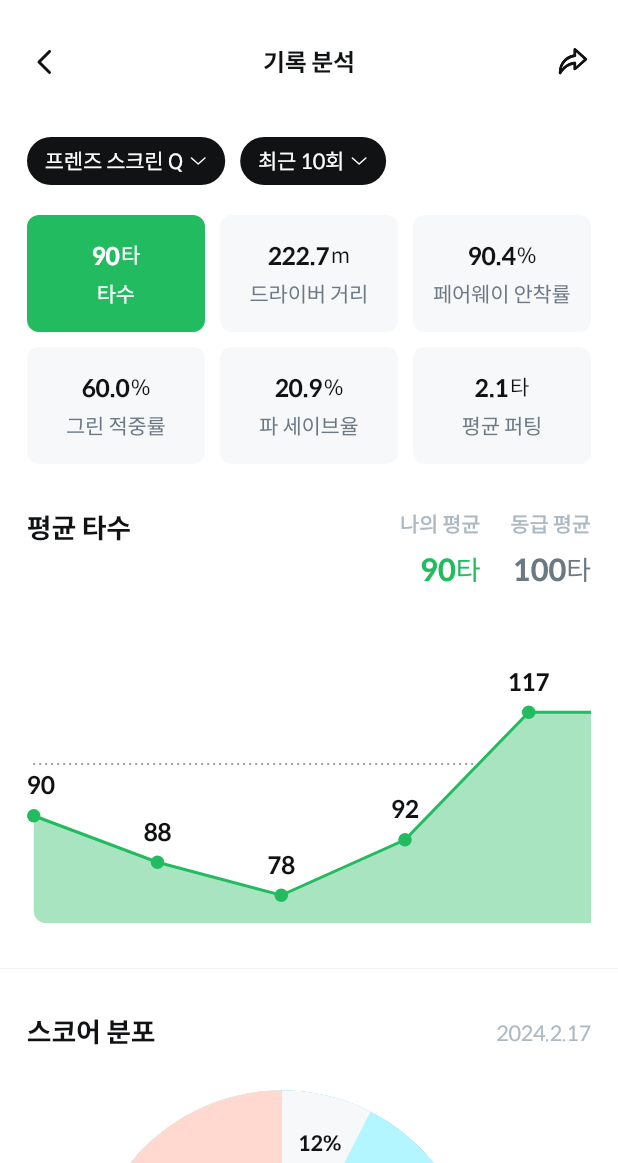
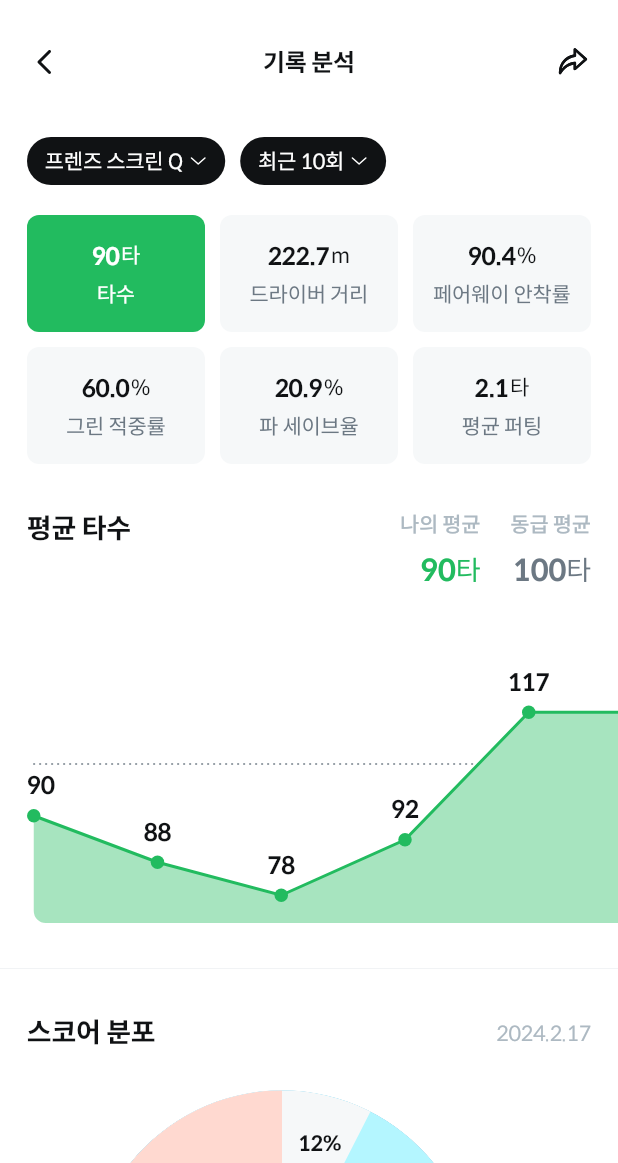
Before and after one commit to Kris-vividred/FS-APP, a Flutter app: the AnalysisScreen screen opened by its route, on a phone screen of 412 x 824 dp, the part 73-1236 px from its top. Run offline on Flutter 3.47's test engine with Material 3 defaults, Android fonts, the phone set to English and light mode, and no system bars; our stand-ins replace flutter_svg.

Commit message:
기록 분석 추이 그래프를 화면 오른쪽 끝까지 확장(마지막 라벨 잘림 수정)
Co-Authored-By: Claude Opus 5.5 <noreply@anthropic.com>

```diff
--- a/lib/screens/analysis/analysis_widgets.dart
+++ b/lib/screens/analysis/analysis_widgets.dart
@@ -270,11 +270,19 @@ class TrendGraph extends StatelessWidget {
   @override
   Widget build(BuildContext context) {
     final width = xOf(points.length - 1) + 4.5;
+    // 시안처럼 스크롤 영역은 화면 오른쪽 끝까지 이어진다(오른쪽 global 여백만큼 넘침).
+    // 그래서 오른쪽 여백에 걸친 점·라벨(예: 117)이 잘리지 않는다.
     return SizedBox(
       height: height,
+      child: LayoutBuilder(
+        builder: (context, c) => OverflowBox(
+          alignment: Alignment.centerLeft,
+          minWidth: c.maxWidth + AppSpace.global,
+          maxWidth: c.maxWidth + AppSpace.global,
           child: SingleChildScrollView(
             scrollDirection: Axis.horizontal,
             physics: const BouncingScrollPhysics(),
+            padding: const EdgeInsets.only(right: AppSpace.global),
             child: EntryProgress(
               duration: const Duration(milliseconds: 1100),
               builder: (_, t) => SizedBox(
@@ -288,6 +296,8 @@ class TrendGraph extends StatelessWidget {
                     ),
                     for (final (i, p) in points.indexed) _label(i, p, width, t),
                   ],
+                ),
+              ),
             ),
           ),
         ),
```
Lines whose indentation alone changed are shown as unchanged.
